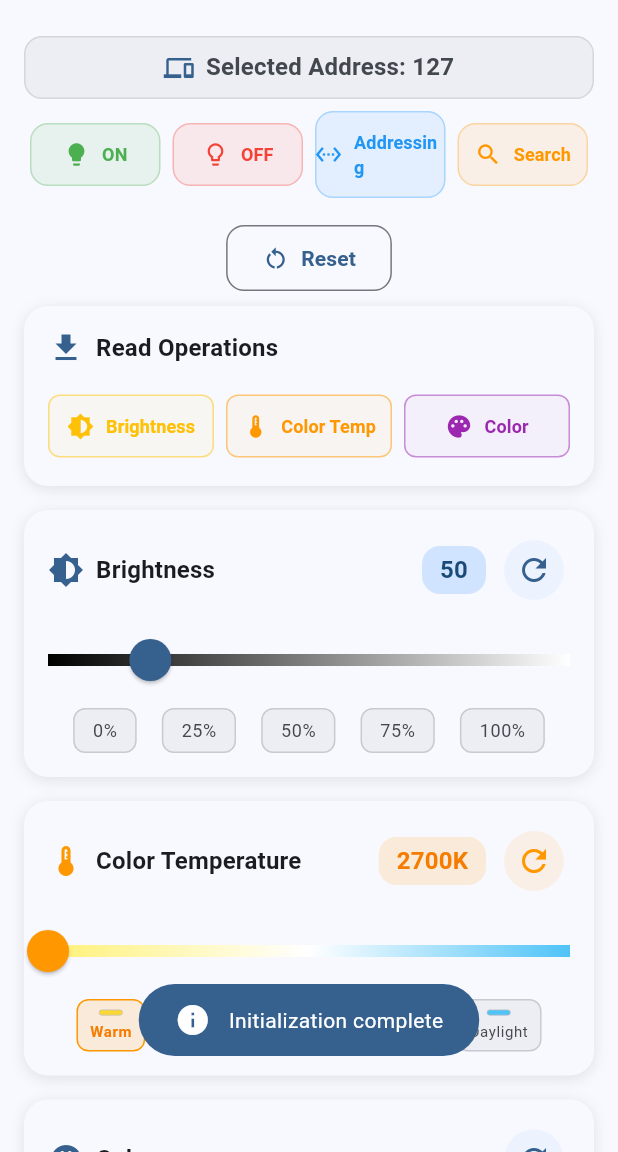
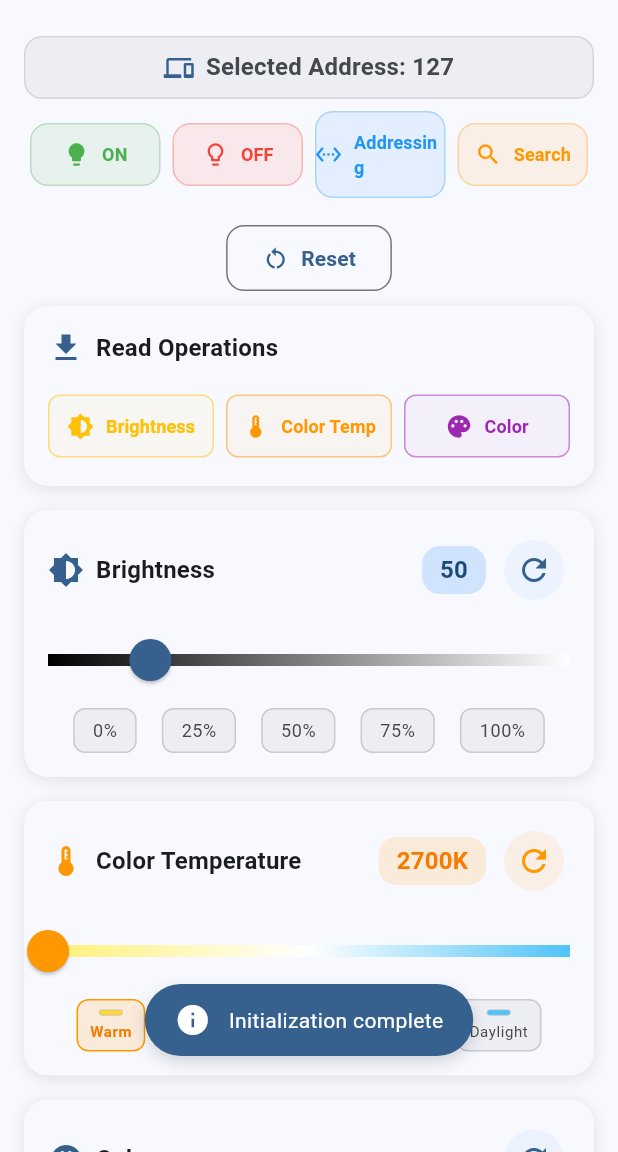
Before and after one commit to tonylu00/DALI-Toolkit, a Flutter app: the first screen one second after launch, on a phone screen of 412 x 824 dp, the part 84-1236 px from its top. Run offline on Flutter 3.47's test engine with Material 3 defaults, Android fonts, the phone set to English and light mode, and no system bars; our stand-ins replace easy_localization, firebase_analytics, firebase_core, fluttertoast, shared_preferences, web; missing offline and left inert: dart:js_interop, serial, universal_ble; accounts and stored records are empty.

Commit message:
fix: toast

```diff
--- a/lib/pages/home.dart
+++ b/lib/pages/home.dart
@@ -1,6 +1,7 @@
 import 'dart:async';
 
 import 'package:flutter/material.dart';
+import 'package:flutter/foundation.dart';
 import '../toast.dart';
 import '/dali/dali.dart';
 import '/connection/manager.dart';
@@ -146,8 +147,8 @@ class _MyHomePageState extends State<MyHomePage> with SingleTickerProviderStateM
                         },
                       ),
 
-                      // Toast Test Buttons (for development)
-                      const ToastTestButtonsWidget(),
+                      // Toast Test Buttons (only in debug)
+                      if (kDebugMode) const ToastTestButtonsWidget(),
 
                       // Bottom spacing
                       const SizedBox(height: 20),
--- a/lib/toast.dart
+++ b/lib/toast.dart
@@ -4,168 +4,192 @@ import 'package:fluttertoast/fluttertoast.dart';
 
 import 'main.dart';
 
+/// Toast 类型枚举，统一管理样式与语义
+enum ToastType { loading, done, error, warning, info, normal }
+
 class ToastManager {
   static final ToastManager _instance = ToastManager._internal();
-  late FToast fToast;
-
-  factory ToastManager() {
-    return _instance;
-  }
+  factory ToastManager() => _instance;
 
   ToastManager._internal();
 
+  late FToast _fToast;
+  bool _initialized = false;
+
+  // 去重判定字段
+  String? _lastMessage;
+  ToastType? _lastType;
+  DateTime? _lastShownAt;
+
+  // 配置：相同内容最小重复间隔
+  Duration minDuplicateInterval = const Duration(milliseconds: 1500);
+
   void init() {
-    fToast = FToast();
-    fToast.init(navigatorKey.currentContext!);
+    if (_initialized) return;
+    _fToast = FToast();
+    // 依赖 navigatorKey 提供的 context
+    if (navigatorKey.currentContext != null) {
+      _fToast.init(navigatorKey.currentContext!);
+      _initialized = true;
+    }
   }
 
-  void showLoadingToast(String message) {
-    Widget toast = Container(
-      padding: const EdgeInsets.symmetric(horizontal: 24.0, vertical: 12.0),
-      decoration: BoxDecoration(
-        borderRadius: BorderRadius.circular(25.0),
-        color: Theme
-            .of(navigatorKey.currentContext!)
-            .colorScheme
-            .secondary,
-      ),
-      child: Row(
-        mainAxisSize: MainAxisSize.min,
-        children: [
-          CircularProgressIndicator(
-            valueColor: AlwaysStoppedAnimation<Color>(
-              Theme
-                  .of(navigatorKey.currentContext!)
-                  .colorScheme
-                  .onSecondary,
-            ),
-          ),
-          SizedBox(width: 12.0),
-          Text(message, style: TextStyle(color: Theme
-              .of(navigatorKey.currentContext!)
-              .colorScheme
-              .onSecondary)).tr(),
-        ],
+  void _ensureInit() {
+    if (!_initialized) {
+      init();
+    }
+  }
+
+  /// 通用展示接口。
+  /// force = true 可忽略去重限制；clearPrevious = true 会移除之前的 toast。
+  bool show(
+    String message, {
+    ToastType type = ToastType.normal,
+    Duration? duration,
+    bool force = false,
+    bool clearPrevious = false,
+  }) {
+    _ensureInit();
+    if (!_initialized) return false; // 仍未初始化，直接放弃
+
+    final now = DateTime.now();
+    final effectiveDuration = duration ?? const Duration(seconds: 2);
+
+    if (!force && _isDuplicate(message, type, now)) {
+      return false; // 忽略重复
+    }
+
+    if (clearPrevious) {
+      _fToast.removeQueuedCustomToasts();
+    }
+
+    final theme = Theme.of(navigatorKey.currentContext!);
+    final scheme = theme.colorScheme;
+
+    // 根据类型映射样式
+    Color bgColor;
+    Color fgColor;
+    IconData? iconData;
+    bool showProgress = false;
+
+    switch (type) {
+      case ToastType.loading:
+        bgColor = scheme.secondary;
+        fgColor = scheme.onSecondary;
+        showProgress = true;
+        break;
+      case ToastType.done:
+        bgColor = scheme.secondary;
+        fgColor = scheme.onSecondary;
+        iconData = Icons.check;
+        break;
+      case ToastType.error:
+        bgColor = scheme.error;
+        fgColor = scheme.onError;
+        iconData = Icons.error;
+        break;
+      case ToastType.warning:
+        bgColor = scheme.tertiary;
+        fgColor = scheme.onTertiary;
+        iconData = Icons.warning;
+        break;
+      case ToastType.info:
+        bgColor = scheme.primary;
+        fgColor = scheme.onPrimary;
+        iconData = Icons.info;
+        break;
+      case ToastType.normal:
+        bgColor = scheme.secondary;
+        fgColor = scheme.onSecondary;
+        break;
+    }
+
+    final Widget toast = _buildToast(
+      message: message,
+      bgColor: bgColor,
+      fgColor: fgColor,
+      iconData: iconData,
+      showProgress: showProgress,
+    );
+
+    _fToast.showToast(
+      child: toast,
+      gravity: ToastGravity.BOTTOM,
+      toastDuration: effectiveDuration,
+    );
+
+    _lastMessage = message;
+    _lastType = type;
+    _lastShownAt = now;
+    return true;
+  }
+
+  bool _isDuplicate(String message, ToastType type, DateTime now) {
+    if (_lastMessage == null || _lastType == null || _lastShownAt == null) return false;
+    if (_lastMessage != message || _lastType != type) return false;
+    return now.difference(_lastShownAt!) < minDuplicateInterval;
+  }
+
+  Widget _buildToast({
+    required String message,
+    required Color bgColor,
+    required Color fgColor,
+    IconData? iconData,
+    bool showProgress = false,
+  }) {
+    final children = <Widget>[];
+    if (showProgress) {
+      children.add(SizedBox(
+        width: 20,
+        height: 20,
+        child: CircularProgressIndicator(
+          strokeWidth: 2.2,
+          valueColor: AlwaysStoppedAnimation<Color>(fgColor),
+        ),
+      ));
+    } else if (iconData != null) {
+      children.add(Icon(iconData, color: fgColor));
+    }
+    if (children.isNotEmpty) {
+      children.add(const SizedBox(width: 12));
+    }
+    children.add(
+      Flexible(
+        child: Text(
+          message,
+          style: TextStyle(color: fgColor),
+          overflow: TextOverflow.fade,
+          softWrap: true,
+        ).tr(),
       ),
     );
 
-    fToast.showToast(
-      child: toast,
-      gravity: ToastGravity.BOTTOM,
-      toastDuration: Duration(seconds: 2),
+    return Container(
+      padding: const EdgeInsets.symmetric(horizontal: 20, vertical: 12),
+      decoration: BoxDecoration(
+        borderRadius: BorderRadius.circular(24),
+        color: bgColor,
+        boxShadow: [
+          BoxShadow(
+            // 使用 withValues 替代已弃用的 withOpacity
+            color: Colors.black.withValues(alpha: 0.15),
+            blurRadius: 8,
+            offset: const Offset(0, 4),
+          ),
+        ],
+      ),
+      child: ConstrainedBox(
+        constraints: const BoxConstraints(maxWidth: 320),
+        child: Row(mainAxisSize: MainAxisSize.min, children: children),
+      ),
     );
   }
 
-  void showDoneToast(String message) {
-    Widget toast = Container(
-      padding: const EdgeInsets.symmetric(horizontal: 24.0, vertical: 12.0),
-      decoration: BoxDecoration(
-        borderRadius: BorderRadius.circular(25.0),
-        color: Theme.of(navigatorKey.currentContext!).colorScheme.secondary,
-      ),
-      child: Row(
-        mainAxisSize: MainAxisSize.min,
-        children: [
-          Icon(Icons.check, color: Theme.of(navigatorKey.currentContext!).colorScheme.onSecondary),
-          SizedBox(width: 12.0),
-          Text(message, style: TextStyle(color: Theme.of(navigatorKey.currentContext!).colorScheme.onSecondary)).tr(),
-        ],
-      ),
-    );
-
-    fToast.showToast(
-      child: toast,
-      gravity: ToastGravity.BOTTOM,
-      toastDuration: Duration(seconds: 2),
-    );
-  }
-
-  void showErrorToast(String message) {
-    Widget toast = Container(
-      padding: const EdgeInsets.symmetric(horizontal: 24.0, vertical: 12.0),
-      decoration: BoxDecoration(
-        borderRadius: BorderRadius.circular(25.0),
-        color: Theme.of(navigatorKey.currentContext!).colorScheme.error,
-      ),
-      child: Row(
-        mainAxisSize: MainAxisSize.min,
-        children: [
-          Icon(Icons.error, color: Theme.of(navigatorKey.currentContext!).colorScheme.onError),
-          SizedBox(width: 12.0),
-          Text(message, style: TextStyle(color: Theme.of(navigatorKey.currentContext!).colorScheme.onError)).tr(),
-        ],
-      ),
-    );
-
-    fToast.showToast(
-      child: toast,
-      gravity: ToastGravity.BOTTOM,
-      toastDuration: Duration(seconds: 2),
-    );
-  }
-
-  void showWarningToast(String message) {
-    Widget toast = Container(
-      padding: const EdgeInsets.symmetric(horizontal: 24.0, vertical: 12.0),
-      decoration: BoxDecoration(
-        borderRadius: BorderRadius.circular(25.0),
-        color: Theme.of(navigatorKey.currentContext!).colorScheme.tertiary,
-      ),
-      child: Row(
-        mainAxisSize: MainAxisSize.min,
-        children: [
-          Icon(Icons.warning, color: Theme.of(navigatorKey.currentContext!).colorScheme.onTertiary),
-          SizedBox(width: 12.0),
-          Text(message, style: TextStyle(color: Theme.of(navigatorKey.currentContext!).colorScheme.onTertiary)).tr(),
-        ],
-      ),
-    );
-
-    fToast.showToast(
-      child: toast,
-      gravity: ToastGravity.BOTTOM,
-      toastDuration: Duration(seconds: 2),
-    );
-  }
-
-  void showInfoToast(String message) {
-    Widget toast = Container(
-      padding: const EdgeInsets.symmetric(horizontal: 24.0, vertical: 12.0),
-      decoration: BoxDecoration(
-        borderRadius: BorderRadius.circular(25.0),
-        color: Theme.of(navigatorKey.currentContext!).colorScheme.primary,
-      ),
-      child: Row(
-        mainAxisSize: MainAxisSize.min,
-        children: [
-          Icon(Icons.info, color: Theme.of(navigatorKey.currentContext!).colorScheme.onPrimary),
-          SizedBox(width: 12.0),
-          Text(message, style: TextStyle(color: Theme.of(navigatorKey.currentContext!).colorScheme.onPrimary)).tr(),
-        ],
-      ),
-    );
-
-    fToast.showToast(
-      child: toast,
-      gravity: ToastGravity.BOTTOM,
-      toastDuration: Duration(seconds: 2),
-    );
-  }
-
-  void showToast(String message) {
-    Widget toast = Container(
-      padding: const EdgeInsets.symmetric(horizontal: 24.0, vertical: 12.0),
-      decoration: BoxDecoration(
-        borderRadius: BorderRadius.circular(25.0),
-        color: Theme.of(navigatorKey.currentContext!).colorScheme.secondary,
-      ),
-      child: Text(message, style: TextStyle(color: Theme.of(navigatorKey.currentContext!).colorScheme.onSecondary)).tr(),
-    );
-
-    fToast.showToast(
-      child: toast,
-      gravity: ToastGravity.BOTTOM,
-      toastDuration: Duration(seconds: 2),
-    );
-  }
+  // ---------------- 兼容旧 API ----------------
+  void showLoadingToast(String message) => show(message, type: ToastType.loading, force: true);
+  void showDoneToast(String message) => show(message, type: ToastType.done);
+  void showErrorToast(String message) => show(message, type: ToastType.error);
+  void showWarningToast(String message) => show(message, type: ToastType.warning);
+  void showInfoToast(String message) => show(message, type: ToastType.info);
+  void showToast(String message) => show(message, type: ToastType.normal);
 }
```
Also changed, not shown: lib/connection/serial_web.dart (+10 -22 lines), lib/pages/sequence_editor_page.dart (+6 -2 lines), lib/widgets/short_address_manager.dart (+25 -3 lines).
